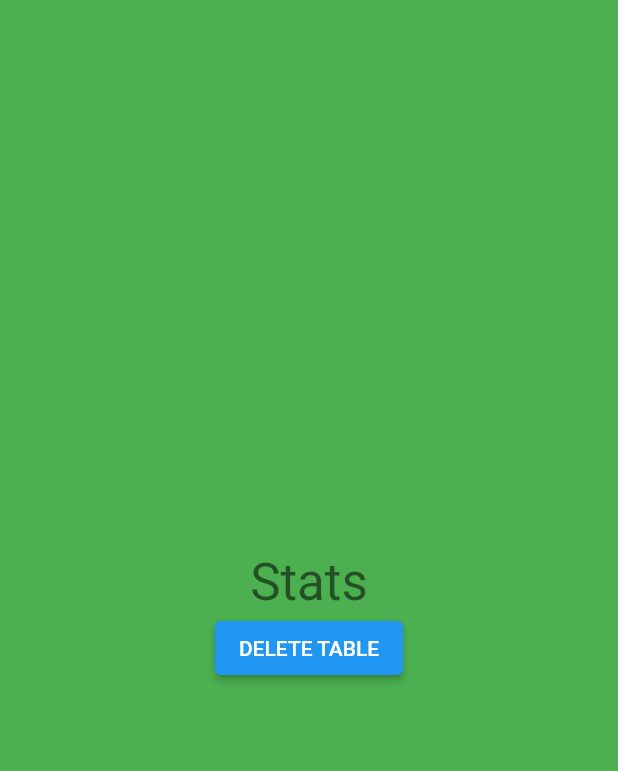
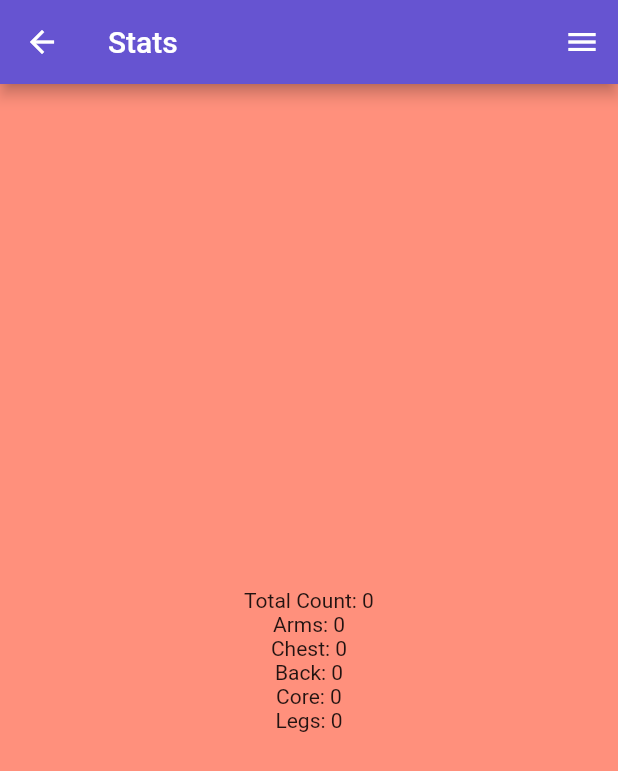
Before and after one commit to Ian-Phelon/stronks, a Flutter app: the screen it shows after launch, after a tap on "Stats", on a phone screen of 412 x 824 dp. Shown: the top 771 px of the screen. Run offline on Flutter 3.47's test engine with Material 2 defaults, Android fonts, the phone set to English and light mode, and no system bars; our stand-ins replace google_mobile_ads, sqflite; accounts and stored records are empty; network calls fail; Roboto replaces fonts that are missing (Montserrat).

Commit message:
basic stats

```diff
--- a/lib/controller/exercise_repository.dart
+++ b/lib/controller/exercise_repository.dart
@@ -1,5 +1,6 @@
 import 'package:flutter/material.dart';
 import 'package:sqflite/sqflite.dart';
+import 'package:stronks/view/exercises/widgets/exercise_tile.dart';
 
 // import '../constants.dart';
 import '../constants.dart';
@@ -27,7 +28,9 @@ class ExerciseRepository extends ChangeNotifier {
     return exerciseList;
   }
 
-  /// Provides a Size based on String length and Font Styling
+  /// Provides a Size based on String length and Font Styling IAN: this doesn't
+  /// belong here. get over it and make another provider, its why we wrapped the
+  /// app in a multiprovider
   Size sizeFromText(BuildContext context, String text) {
     if (context.toString() != 'ExerciseTile') text += '_____';
     return (TextPainter(
@@ -37,6 +40,74 @@ class ExerciseRepository extends ChangeNotifier {
       textDirection: TextDirection.ltr,
     )..layout())
         .size;
+  }
+
+  int allExercisesTotalCount() {
+    int totalCount = 0;
+    for (var e in exerciseList) {
+      totalCount += e.totalCount!;
+    }
+    return totalCount;
+  }
+
+  int allExercisesTotalCountArms() {
+    int totalCount = 0;
+    for (var e in exerciseList) {
+      Map target = eAspectForView(input: e.targets);
+      target.removeWhere(
+          (key, value) => !key.toString().startsWith(r'targetArms'));
+      bool valid = target.values.any((e) => e == true);
+      if (valid) totalCount += e.totalCount!;
+    }
+    return totalCount;
+  }
+
+  int allExercisesTotalCountChest() {
+    int totalCount = 0;
+    for (var e in exerciseList) {
+      Map target = eAspectForView(input: e.targets);
+      target.removeWhere(
+          (key, value) => !key.toString().startsWith(r'targetChest'));
+      bool valid = target.values.any((e) => e == true);
+      if (valid) totalCount += e.totalCount!;
+    }
+    return totalCount;
+  }
+
+  int allExercisesTotalCountBack() {
+    int totalCount = 0;
+    for (var e in exerciseList) {
+      Map target = eAspectForView(input: e.targets);
+      target.removeWhere(
+          (key, value) => !key.toString().startsWith(r'targetBack'));
+      bool valid = target.values.any((e) => e == true);
+      if (valid) totalCount += e.totalCount!;
+    }
+    return totalCount;
+  }
+
+  int allExercisesTotalCountCore() {
+    int totalCount = 0;
+    for (var e in exerciseList) {
+      Map target = eAspectForView(input: e.targets);
+      target.removeWhere(
+          (key, value) => !key.toString().startsWith(r'targetCore'));
+      bool valid = target.values.any((e) => e == true);
+      if (valid) totalCount += e.totalCount!;
+    }
+    return totalCount;
+  }
+
+  int allExercisesTotalCountLegs() {
+    int totalCount = 0;
+    for (var e in exerciseList) {
+      Map target = eAspectForView(input: e.targets);
+      target.removeWhere(
+          (key, value) => !key.toString().startsWith(r'targetLegs'));
+      bool valid = target.values.any((e) => e == true);
+      if (valid) totalCount += e.totalCount!;
+    }
+    return totalCount;
   }
 
   Future<void> fetchAndSetData() async {
--- a/lib/view/dashboard/dashboard_screen.dart
+++ b/lib/view/dashboard/dashboard_screen.dart
@@ -1,22 +1,25 @@
 import 'package:flutter/material.dart';
-
 import '../../constants.dart';
 import '../../controller/controller.dart';
 import 'widgets/widgets.dart';
-import '../widgets/widgets.dart' show TutorialBar;
+import '../widgets/widgets.dart' show TutorialBar, MainBannerAd;
 
 class DashboardScreen extends StatelessWidget {
   const DashboardScreen({Key? key}) : super(key: key);
   @override
   Widget build(BuildContext context) {
     return Scaffold(
+      backgroundColor: kcolorExercisesBG,
       appBar: AppBar(
         title: Text(super.runtimeType.toString()),
       ),
       body: Stack(
-        alignment: Alignment.topCenter,
+        // mainAxisSize: MainAxisSize.max,
+        // mainAxisAlignment: MainAxisAlignment.spaceAround,
         children: [
-          GradientBG(),
+          TutorialBar(
+            pageContext: context,
+          ),
           Column(
             mainAxisAlignment: MainAxisAlignment.center,
             children: [
@@ -28,35 +31,18 @@ class DashboardScreen extends StatelessWidget {
               ),
               DashButton(
                 onPressed: () {
-                  RoutePageManager.of(context).toCircuits();
-                },
-                buttonText: 'Circuits',
-              ),
-              DashButton(
-                onPressed: () {
                   RoutePageManager.of(context).toStats();
                 },
                 buttonText: 'Stats',
               ),
               Row(
                 mainAxisAlignment: MainAxisAlignment.center,
+                mainAxisSize: MainAxisSize.min,
                 children: <Widget>[
-                  // DashButton(
-                  //   onPressed: () {
-                  //     RoutePageManager.of(context).toTP();
-                  //   },
-                  //   buttonText: 'OTP',
-                  // ),
+                  MainBannerAd(),
                 ],
               ),
-              Row(
-                mainAxisAlignment: MainAxisAlignment.center,
-                children: <Widget>[],
-              ),
             ],
-          ),
-          TutorialBar(
-            pageContext: context,
           ),
         ],
       ),
--- a/lib/view/dashboard/widgets/buttons.dart
+++ b/lib/view/dashboard/widgets/buttons.dart
@@ -1,4 +1,7 @@
 import 'package:flutter/material.dart';
+
+import 'package:provider/provider.dart';
+import 'package:stronks/controller/controller.dart';
 
 class DashButton extends StatelessWidget {
   final VoidCallback? onPressed;
@@ -9,7 +12,6 @@ class DashButton extends StatelessWidget {
     @required this.onPressed,
     @required this.buttonText,
   }) : super(key: key);
-
   @override
   Widget build(BuildContext context) {
     return Container(
--- a/lib/view/stats/screens/stats_screen.dart
+++ b/lib/view/stats/screens/stats_screen.dart
@@ -1,32 +1,37 @@
 import 'package:flutter/material.dart';
 import 'package:stronks/controller/exercise_repository.dart';
 import 'package:provider/provider.dart';
+
+import '../../../constants.dart';
 
 class StatsScreen extends StatelessWidget {
   const StatsScreen({Key? key}) : super(key: key);
   @override
   Widget build(BuildContext context) {
     final repo = context.watch<ExerciseRepository>();
-    return DefaultTextStyle(
-      style: Theme.of(context).textTheme.headline4!,
-      child: GestureDetector(
-        onTap: () {
-          // This moves from the Build Exercise page to the credentials page,
-          // replacing this page with that one.
-          Navigator.of(context).pop();
-        },
+    return Scaffold(
+      backgroundColor: kcolorExercisesBG,
+      appBar: AppBar(
+        title: Text('Stats'),
+        actions: [
+          IconButton(
+              onPressed: () {
+                repo.dropDB();
+              },
+              icon: Icon(Icons.menu))
+        ],
+      ),
+      body: Center(
         child: Container(
-          color: Colors.green,
-          alignment: Alignment.center,
           child: Column(
             mainAxisAlignment: MainAxisAlignment.center,
             children: [
-              Text('Stats'),
-              ElevatedButton(
-                  onPressed: () {
-                    repo.dropDB();
-                  },
-                  child: Text('DELETE TABLE'))
+              Text('Total Count: ${repo.allExercisesTotalCount().toString()}'),
+              Text('Arms: ${repo.allExercisesTotalCountArms().toString()}'),
+              Text('Chest: ${repo.allExercisesTotalCountChest().toString()}'),
+              Text('Back: ${repo.allExercisesTotalCountBack().toString()}'),
+              Text('Core: ${repo.allExercisesTotalCountCore().toString()}'),
+              Text('Legs: ${repo.allExercisesTotalCountLegs().toString()}'),
             ],
           ),
         ),
--- /dev/null
+++ b/lib/view/widgets/main_banner_ad.dart
@@ -0,0 +1,97 @@
+import 'dart:io';
+import 'package:flutter/material.dart';
+import 'package:google_mobile_ads/google_mobile_ads.dart';
+// class AdHelper {
+
+//   static String get bannerAdUnitId {
+//     if (Platform.isAndroid) {
+//       return '<YOUR_ANDROID_BANNER_AD_UNIT_ID>';
+//     } else if (Platform.isIOS) {
+//       return '<YOUR_IOS_BANNER_AD_UNIT_ID>';
+//     } else {
+//       throw new UnsupportedError('Unsupported platform');
+//     }
+//   }
+
+//   static String get interstitialAdUnitId {
+//     if (Platform.isAndroid) {
+//       return '<YOUR_ANDROID_INTERSTITIAL_AD_UNIT_ID>';
+//     } else if (Platform.isIOS) {
+//       return '<YOUR_IOS_INTERSTITIAL_AD_UNIT_ID>';
+//     } else {
+//       throw new UnsupportedError('Unsupported platform');
+//     }
+//   }
+
+//   static String get rewardedAdUnitId {
+//     if (Platform.isAndroid) {
+//       return '<YOUR_ANDROID_INTERSTITIAL_AD_UNIT_ID>';
+//     } else if (Platform.isIOS) {
+//       return '<YOUR_IOS_INTERSTITIAL_AD_UNIT_ID>';
+//     } else {
+//       throw new UnsupportedError('Unsupported platform');
+//     }
+//   }
+// }
+
+class AdHelper {
+  static String get bannerAdUnitId {
+    if (Platform.isAndroid) {
+      return 'ca-app-pub-3940256099942544/6300978111';
+    } else if (Platform.isIOS) {
+      return 'ca-app-pub-3940256099942544/2934735716';
+    } else {
+      throw new UnsupportedError('Unsupported platform');
+    }
+  }
+
+  static String get interstitialAdUnitId {
+    if (Platform.isAndroid) {
+      return "ca-app-pub-3940256099942544/1033173712";
+    } else if (Platform.isIOS) {
+      return "ca-app-pub-3940256099942544/4411468910";
+    } else {
+      throw new UnsupportedError("Unsupported platform");
+    }
+  }
+
+  static String get rewardedAdUnitId {
+    if (Platform.isAndroid) {
+      return "ca-app-pub-3940256099942544/5224354917";
+    } else if (Platform.isIOS) {
+      return "ca-app-pub-3940256099942544/1712485313";
+    } else {
+      throw new UnsupportedError("Unsupported platform");
+    }
+  }
+}
+
+class MainBannerAd extends StatefulWidget {
+  const MainBannerAd({Key? key}) : super(key: key);
+
+  @override
+  _MainBannerAdState createState() => _MainBannerAdState();
+}
+
+class _MainBannerAdState extends State<MainBannerAd> {
+  final BannerAd myBanner = BannerAd(
+    adUnitId: AdHelper.bannerAdUnitId,
+    size: AdSize.banner,
+    request: AdRequest(),
+    listener: BannerAdListener(),
+  );
+  @override
+  void initState() {
+    myBanner.load();
+    super.initState();
+  }
+
+  @override
+  Widget build(BuildContext context) {
+    return Container(
+      height: myBanner.size.height.toDouble(),
+      width: myBanner.size.width.toDouble(),
+      child: AdWidget(ad: myBanner),
+    );
+  }
+}
--- a/lib/view/widgets/widgets.dart
+++ b/lib/view/widgets/widgets.dart
@@ -4,3 +4,4 @@ export './login.dart';
 export './tutorial_bar.dart';
 export './signup.dart';
 export './counter.dart';
+export './main_banner_ad.dart';
```
Also changed, not shown: lib/controller/exercise_helper.dart (+0 -17 lines), lib/view/exercises/screens/create_exercise_screen.dart (+8 -2 lines), lib/view/exercises/screens/edit_exercise_screen.dart (+1 -15 lines), lib/view/exercises/screens/exercises_screen.dart (+1 -9 lines).
